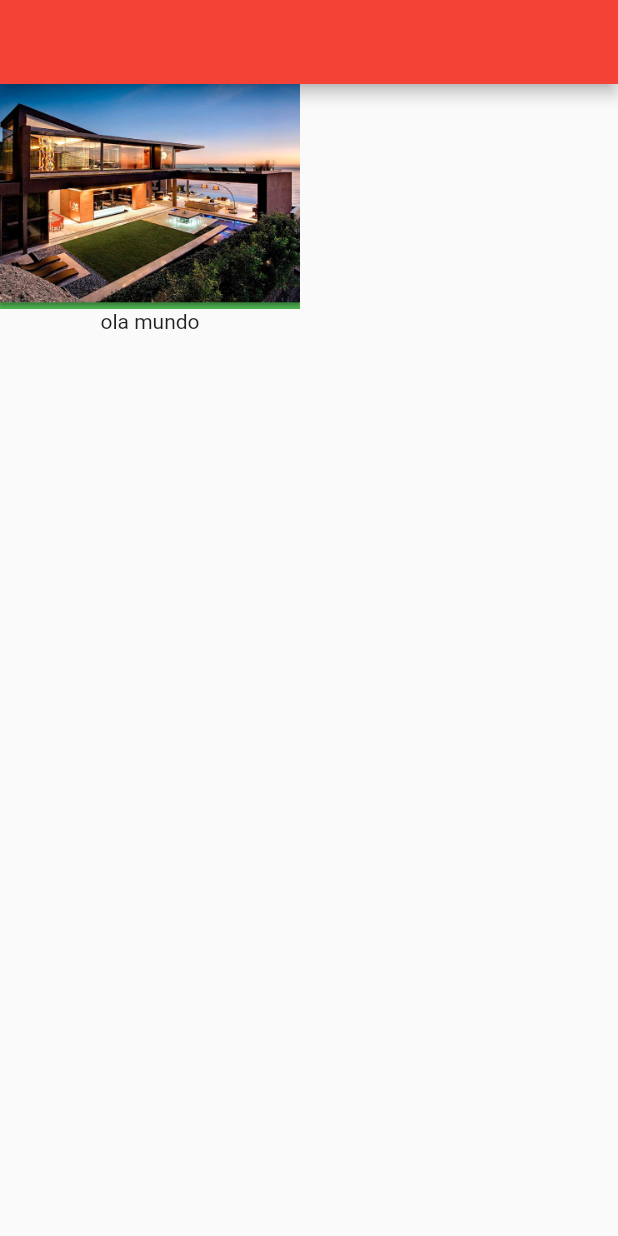
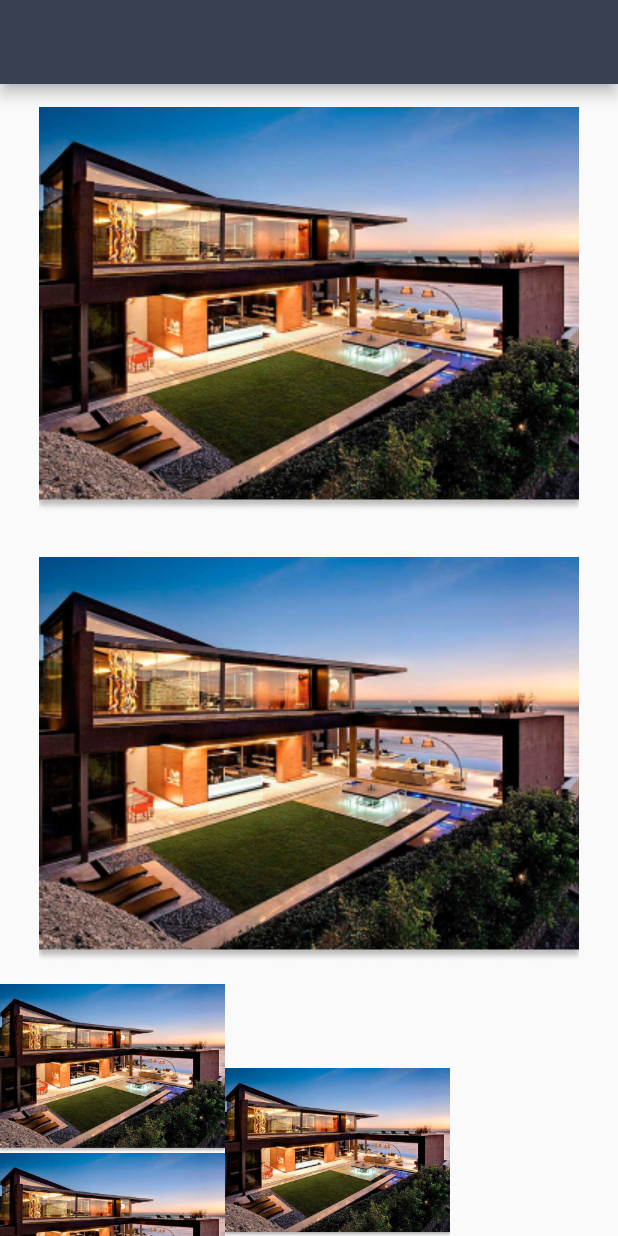
Before and after one commit to Imovato/ImovatoApp, a Flutter app: the screen it shows after launch, on a phone screen of 412 x 824 dp. Run offline on Flutter 3.47's test engine with Material 2 defaults, Android fonts, the phone set to English and light mode, and no system bars.

```diff
--- a/lib/main.dart
+++ b/lib/main.dart
@@ -5,74 +5,60 @@ void main() {
 }
 
 class MyApp extends StatelessWidget {
-
   @override
   Widget build(BuildContext context) {
     return MaterialApp(
       home: Scaffold(
         appBar: AppBar(
-              backgroundColor: Colors.red,
-            ),
+            backgroundColor: Color.fromARGB(
+          255,
+          56,
+          65,
+          82,
+        )),
         body: SafeArea(
           child: Column(
-
             children: [
               Container(
-                    color: Colors.green,
                 child: const Image(
-                        width: 200,
-                        image: AssetImage('assets/casa-chique1.png'
-                        )),
-
+                  width: 400,
+                  image: AssetImage('assets/casa-chique1.png'),
                 ),
-                  Text('ola mundo')
-
+              ),
+              Container(
+                child: const Image(
+                  width: 400,
+                  image: AssetImage('assets/casa-chique1.png'),
+                ),
+              ),
+              Row(
+                children: [
+                  Column(
+                    children: const [
+                      Image(
+                        width: 150,
+                        image: AssetImage('assets/casa-chique1.png'),
+                      ),
+                      Image(
+                        width: 150,
+                        image: AssetImage('assets/casa-chique1.png'),
+                      )
                     ],
-                // child: Center(
-                //     child: Image(
-                //   image: AssetImage('assets/casa-chique1.png'),
-                // )),
                   ),
-
+                  Column(
+                    children: const [
+                      Image(
+                        width: 150,
+                        image: AssetImage('assets/casa-chique1.png'),
+                      ),
+                    ],
                   )
-
-          //     Image(
-          //   image: AssetImage('assets/casa-chique1.png'),
-          // ),
-
-          // ignore: prefer_const_literals_to_create_immutables
-          //     gradient: LinearGradient(colors: [
-          //   Color.fromAR9GB(255, 33, 41, 57),
-          //   Color.fromARGB(255, 56, 65, 82),
-          // ], begin: Alignment.topLeft, end: Alignment.bottomRight)),
-          // child: Image(
-          //   image: AssetImage('assets/casa-chique1.png'),
-          //   width: 500,
-          //   height: 500,
-        ));
-
-    // return Stack(
-    //   children: <Widget>[
-    //     _buildBodyBack(),
-    //     CustomScrollView(
-    //       // ignore: prefer_const_literals_to_create_immutables
-    //       slivers: <Widget>[
-    //         SliverAppBar(
-    //           floating: true,
-    //           snap: true,
-    //           backgroundColor: Colors.red,
-    //           elevation: 0.0,
-    //           flexibleSpace: FlexibleSpaceBar(
-    //             title: Text('Novidades'),
-    //             centerTitle: true,
-    //           ),
-    //         ),
-    //
-    //         // Center(child: Image(image: AssetImage('assets/casa-chique1.png')))
-    //         // Image(image: AssetImage('assets/casa-chique1.png'))
-    //       ],
-    //     )
-    //   ],
-    // );
+                ],
+              )
+            ],
+          ),
+        ),
+      ),
+    );
   }
 }
```
Lines whose indentation alone changed are shown as unchanged.
